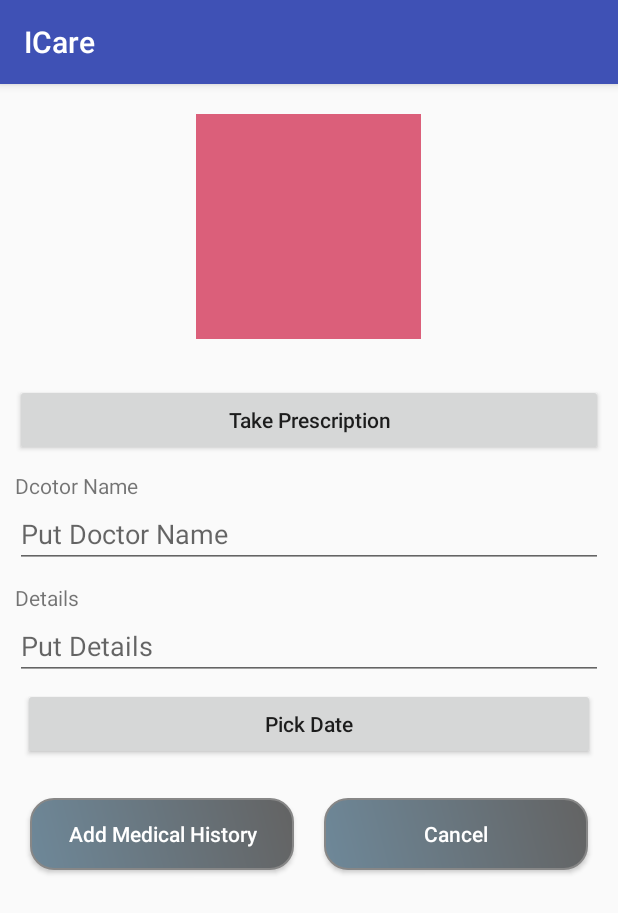
After one commit to Developer199239/Icare-, an Android app: the fragment Add_Medical_History shown on its own in the app's theme, on a phone screen of 412 x 824 dp. The commit adds this screen. Shown: the top 913 px of the screen. Run offline under Robolectric (Android 15) with nearby library versions, the phone set to English and light mode, and no system bars; our stand-ins replace ButterKnife.

Commit message:
medical history

```diff
--- a/app/src/main/AndroidManifest.xml
+++ b/app/src/main/AndroidManifest.xml
@@ -6,6 +6,8 @@
     <uses-permission android:name="android.permission.CALL_PHONE" />
     <uses-permission android:name="android.permission.SEND_SMS" />
     <uses-permission android:name="android.permission.WAKE_LOCK" />
+    <uses-permission android:name="android.permission.READ_EXTERNAL_STORAGE" />
+    <uses-permission android:name="android.permission.WRITE_EXTERNAL_STORAGE" />
 
     <application
         android:allowBackup="true"
--- a/app/src/main/java/bubtjobs/com/icare/DataBase/DatabaseHelper.java
+++ b/app/src/main/java/bubtjobs/com/icare/DataBase/DatabaseHelper.java
@@ -49,7 +49,7 @@ public class DatabaseHelper extends SQLiteOpenHelper {
 
     // table medical hostory
     static  final String TABLE_MEDICAL_HISTORY="medical_history";
-    static  final String COL_IMG="appoinment";
+    static  final String COL_IMG="image";
     static  final String COL_DOCTOR_NAME="doctor_name";
     //crate table user
     String CREATE_TABLE_USER=" CREATE TABLE " + TABLE_USER + " ( " + COL_ID +" INTEGER PRIMARY KEY," + COL_NAME +" TEXT," +COL_RELATION +" TEXT,"+COL_AGE +" TEXT,"+COL_HEIGHT +" TEXT,"+COL_WEIGHT +" TEXT,"+COL_MAJOR_DIS +" TEXT,"+COL_BLOOD +" TEXT,"+COL_STATUS +" TEXT )";
@@ -63,7 +63,7 @@ public class DatabaseHelper extends SQLiteOpenHelper {
     String CREATE_TABLE_DOCTORS=" CREATE TABLE " + TABLE_DOCTORS + " ( " + COL_ID +" INTEGER PRIMARY KEY," + COL_USER_ID +" TEXT," +COL_NAME +" TEXT," +COL_DETAILS +" TEXT,"+COL_PHONE +" TEXT,"+COL_EMAIL +" TEXT,"+COL_STATUS +" TEXT )";
 
     // create table medical history
-    String CREATE_TABLE_MEDICA_HISTORY=" CREATE TABLE " + TABLE_MEDICAL_HISTORY + " ( " + COL_ID +" INTEGER PRIMARY KEY," + COL_USER_ID +" TEXT,"+ COL_IMG+" TEXT," +COL_DOCTOR_NAME +" TEXT," +COL_DETAILS +" TEXT,"+COL_DATE +" TEXT,"+COL_STATUS +" TEXT )";
+    String CREATE_TABLE_MEDICA_HISTORY=" CREATE TABLE " + TABLE_MEDICAL_HISTORY + " ( " + COL_ID +" INTEGER PRIMARY KEY," + COL_USER_ID +" TEXT,"+ COL_IMG+" TEXT," +COL_DOCTOR_NAME +" TEXT," +COL_DETAILS +" TEXT,"+COL_DATE +" INTEGER,"+COL_STATUS +" TEXT )";
 
 //    String CREATE_TABLE_CONTACT=" CREATE TABLE " + TABLE_CONTACT +
 //            " ( " + COL_ID +" INTEGER PRIMARY KEY," + COL_NAME +" TEXT," +
--- /dev/null
+++ b/app/src/main/java/bubtjobs/com/icare/Fragment/Add_Medical_History.java
@@ -0,0 +1,185 @@
+package bubtjobs.com.icare.Fragment;
+
+
+import android.app.DatePickerDialog;
+import android.content.Intent;
+import android.graphics.Bitmap;
+import android.graphics.BitmapFactory;
+import android.net.Uri;
+import android.os.Bundle;
+import android.app.Fragment;
+import android.os.Environment;
+import android.provider.MediaStore;
+import android.util.Log;
+import android.view.LayoutInflater;
+import android.view.View;
+import android.view.ViewGroup;
+import android.widget.Button;
+import android.widget.DatePicker;
+import android.widget.EditText;
+import android.widget.ImageView;
+import android.widget.Toast;
+
+import java.io.File;
+import java.io.FileOutputStream;
+import java.io.OutputStream;
+import java.util.Calendar;
+import java.util.TimeZone;
+
+import bubtjobs.com.icare.DataBase.DataBaseManager;
+import bubtjobs.com.icare.Model.Medical_History;
+import bubtjobs.com.icare.Others.CommonFunction;
+import bubtjobs.com.icare.Others.SessionManager;
+import bubtjobs.com.icare.R;
+import butterknife.Bind;
+import butterknife.ButterKnife;
+import butterknife.OnClick;
+
+/**
+ * A simple {@link Fragment} subclass.
+ */
+public class Add_Medical_History extends Fragment {
+    @Bind(R.id.pre_image)ImageView pre_image;
+    @Bind(R.id.take_prescription_bt) Button take_prescription_bt;
+    @Bind(R.id.date_bt) Button date_bt;
+    @Bind(R.id.name_et) EditText name_et;
+    @Bind(R.id.details_et) EditText details_et;
+
+    private static final int RESULT_LOAD_IMAGE=1;
+    int H=0,M=0;
+    String YY,MM,DD,TimeFormat;
+
+    CommonFunction function;
+    boolean isPicTaken=false;
+    DataBaseManager manager;
+    Medical_History medical_history;
+    SessionManager sessionManager;
+
+    File mydir = new File(Environment.getExternalStorageDirectory() + "/Medical History");
+
+    @Override
+    public View onCreateView(LayoutInflater inflater, ViewGroup container,Bundle savedInstanceState) {
+        View view= inflater.inflate(R.layout.fragment_add__medical__history, container, false);
+        ButterKnife.bind(this, view);
+        isPicTaken=false;
+        function=new CommonFunction();
+        manager=new DataBaseManager(getActivity());
+        sessionManager=new SessionManager(getActivity());
+        return  view;
+    }
+
+    @OnClick(R.id.take_prescription_bt)
+    public void take_prescription(){
+        pre_image.setImageResource(0);
+        Intent galleryIntent=new Intent(Intent.ACTION_PICK, MediaStore.Images.Media.EXTERNAL_CONTENT_URI);
+        startActivityForResult(galleryIntent, RESULT_LOAD_IMAGE);
+    }
+
+    @Override
+    public void onActivityResult(int requestCode, int resultCode, Intent data) {
+        super.onActivityResult(requestCode, resultCode, data);
+        if(requestCode==RESULT_LOAD_IMAGE  && resultCode==getActivity().RESULT_OK && data!=null){
+            try {
+                Uri selectedImage=data.getData();
+                pre_image.setImageURI(selectedImage);
+                isPicTaken=true;
+               // Toast.makeText(getActivity(), "ok OnActivityResult "+selectedImage, Toast.LENGTH_LONG).show();
+
+            }
+            catch (Exception e)
+            {
+                isPicTaken=false;
+               // Toast.makeText(getActivity(), "Error ONActivity Result "+e.toString(), Toast.LENGTH_LONG).show();
+            }
+        }
+    }
+    @OnClick(R.id.date_bt)
+    public void pickdate(){
+        Calendar cal = Calendar.getInstance(TimeZone.getDefault()); // Get current date
+        DatePickerDialog datePicker = new DatePickerDialog(getActivity(), datePickerListener,
+                cal.get(Calendar.YEAR),
+                cal.get(Calendar.MONTH),
+                cal.get(Calendar.DAY_OF_MONTH));
+        datePicker.setCancelable(false);
+        datePicker.setTitle("Select the date");
+        datePicker.show();
+    }
+
+
+    private DatePickerDialog.OnDateSetListener datePickerListener = new DatePickerDialog.OnDateSetListener() {
+
+        // when dialog box is closed, below method will be called.
+        public void onDateSet(DatePicker view, int selectedYear,int selectedMonth, int selectedDay) {
+
+            String year1 = String.valueOf(selectedYear);
+            String  month1 = String.valueOf(selectedMonth + 1);
+            String day1 = String.valueOf(selectedDay);
+
+            if(month1.length()==1)
+                month1="0"+month1;
+            if(day1.length()==1)
+                day1="0"+day1;
+
+            YY=year1;
+            MM=month1;
+            DD=day1;
+            date_bt.setText(DD+"/"+MM+"/"+YY);
+            //Toast.makeText(getActivity(), day1+"/"+month1+"/"+year1, Toast.LENGTH_SHORT).show();
+
+        }
+    };
+
+
+    @OnClick(R.id.add_me_his_bt)
+    public void add_medical_history(){
+        if(!mydir.exists())
+        {
+            mydir.mkdirs();
+            Log.d("error", "folder create");
+        }
+
+        if(function.isEmpty(name_et) &&function.isEmpty(details_et) && function.checkButtonValue(date_bt,"Pick Date") && isPicTaken)
+        {
+
+            String doctorName=name_et.getText().toString();
+            String details=details_et.getText().toString();
+            String date=YY+MM+DD;
+            String userId=sessionManager.getCurrentPersonId();
+            // image part
+            String pic_name=function.alarmCodeGenerate()+".png";
+            File file=new File(mydir,pic_name);
+            pre_image.buildDrawingCache();
+            Bitmap bitmap=pre_image.getDrawingCache();
+            OutputStream output;
+
+            try{
+                output=new FileOutputStream(file);
+                bitmap.compress(Bitmap.CompressFormat.PNG,100,output);
+                output.flush();
+                output.close();
+                Log.d("error", "insert");
+
+                medical_history=new Medical_History(userId,pic_name,doctorName,details,date,"1");
+                Boolean isinsert=manager.add_medical_history(medical_history);
+                if(isinsert){
+                    pre_image.setImageResource(0);
+                    Toast.makeText(getActivity(), "Medial History Insert Successfully", Toast.LENGTH_SHORT).show();
+                }
+                else
+                {
+                    Toast.makeText(getActivity(), "Error", Toast.LENGTH_SHORT).show();
+                }
+
+            }
+            catch (Exception e)
+            {
+                Log.d("error", "fial="+e.toString());
+                Toast.makeText(getActivity(), "Error "+e.toString(), Toast.LENGTH_SHORT).show();
+            }
+        }
+        else{
+            Toast.makeText(getActivity(), "Please Insert All Fields", Toast.LENGTH_SHORT).show();
+        }
+
+    }
+}
--- /dev/null
+++ b/app/src/main/res/layout/fragment_add__medical__history.xml
@@ -0,0 +1,149 @@
+<ScrollView xmlns:android="http://schemas.android.com/apk/res/android"
+    android:layout_width="match_parent"
+    android:layout_height="match_parent"
+    android:orientation="vertical"
+    >
+    <LinearLayout
+        android:layout_width="match_parent"
+        android:layout_height="match_parent"
+        android:orientation="vertical"
+        >
+
+        <!-- menu-->
+        <!--android:src="@drawable/image_upload_bk"-->
+        <LinearLayout
+            android:layout_width="match_parent"
+            android:layout_height="wrap_content"
+            android:orientation="vertical"
+            android:layout_marginLeft="10dp"
+            android:layout_marginRight="10dp"
+            android:layout_marginTop="20dp"
+            android:layout_marginBottom="10dp"
+            >
+
+            <ImageView
+                android:id="@+id/pre_image"
+                android:layout_width="150dp"
+                android:layout_height="150dp"
+                android:layout_gravity="center_horizontal"
+                android:background="#b4cf2046"
+                android:scaleType="fitXY"
+                />
+
+        </LinearLayout>
+
+        <!-- take prescription -->
+        <LinearLayout
+            android:layout_width="match_parent"
+            android:layout_height="wrap_content"
+            android:orientation="vertical"
+            android:layout_marginLeft="10dp"
+            android:layout_marginRight="10dp"
+            android:layout_marginTop="20dp"
+            >
+
+            <Button
+                android:id="@+id/take_prescription_bt"
+                android:layout_width="match_parent"
+                android:layout_height="wrap_content"
+                android:text="Take Prescription"
+                android:textAllCaps="false"
+                />
+        </LinearLayout>
+        <!-- name-->
+        <LinearLayout
+            android:layout_width="match_parent"
+            android:layout_height="wrap_content"
+            android:orientation="vertical"
+            android:layout_marginLeft="10dp"
+            android:layout_marginRight="10dp"
+            android:layout_marginTop="10dp"
+            >
+            <TextView
+                android:layout_width="match_parent"
+                android:layout_height="wrap_content"
+                android:text="Dcotor Name"
+                />
+            <EditText
+                android:id="@+id/name_et"
+                android:layout_width="match_parent"
+                android:layout_height="wrap_content"
+                android:hint="Put Doctor Name"
+                />
+        </LinearLayout>
+
+        <LinearLayout
+            android:layout_width="match_parent"
+            android:layout_height="wrap_content"
+            android:orientation="vertical"
+            android:layout_marginLeft="10dp"
+            android:layout_marginRight="10dp"
+            android:layout_marginTop="10dp"
+            >
+            <TextView
+                android:layout_width="match_parent"
+                android:layout_height="wrap_content"
+                android:text="Details"
+                />
+            <EditText
+                android:id="@+id/details_et"
+                android:layout_width="match_parent"
+                android:layout_height="wrap_content"
+                android:hint="Put Details"
+                />
+        </LinearLayout>
+
+        <LinearLayout
+            android:layout_width="match_parent"
+            android:layout_height="wrap_content"
+            android:orientation="vertical"
+            android:layout_marginLeft="10dp"
+            android:layout_marginRight="10dp"
+            android:layout_marginBottom="10dp"
+            >
+            <Button
+                android:id="@+id/date_bt"
+                android:layout_width="match_parent"
+                android:layout_height="wrap_content"
+                android:text="Pick Date"
+                android:layout_margin="5dp"
+                android:textAllCaps="false"
+                />
+        </LinearLayout>
+
+
+        <!-- done -->
+        <LinearLayout
+            android:layout_width="match_parent"
+            android:layout_height="wrap_content"
+            android:orientation="horizontal"
+            android:layout_marginLeft="10dp"
+            android:layout_marginRight="10dp"
+            android:layout_marginBottom="20dp"
+            >
+            <Button
+                android:id="@+id/add_me_his_bt"
+                android:layout_width="0dp"
+                android:layout_weight="1"
+                android:layout_height="wrap_content"
+                android:text="Add Medical History"
+                android:textColor="#FFFFFF"
+                android:background="@drawable/custom_button_a"
+                android:layout_margin="10dp"
+                android:textAllCaps="false"
+                />
+            <Button
+                android:id="@+id/cancel_bt"
+                android:layout_width="0dp"
+                android:layout_weight="1"
+                android:layout_height="wrap_content"
+                android:text="@string/cancel_Bt"
+                android:layout_margin="10dp"
+                android:textAllCaps="false"
+                android:textColor="#FFFFFF"
+                android:background="@drawable/custom_button_a"
+                />
+        </LinearLayout>
+    </LinearLayout>
+
+</ScrollView>
```
Also changed, not shown: app/src/main/java/bubtjobs/com/icare/Activity/PersonHome.java (+8 -4 lines), app/src/main/java/bubtjobs/com/icare/DataBase/DataBaseManager.java (+21 -0 lines), app/src/main/java/bubtjobs/com/icare/Model/Medical_History.java (added, +90 -0 lines), app/src/main/res/menu/activity_person_home_drawer.xml (+13 -4 lines).
